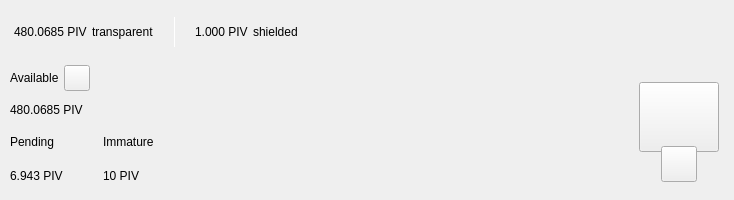
Old version of the form src/qt/omegacoin/forms/topbar.ui in the repository Cobra-Technologies-GmbH/OmegaCoin.
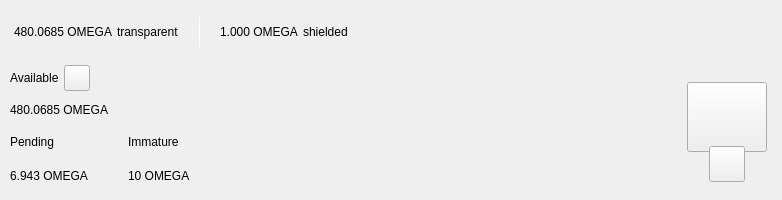
New version of the form. Custom widgets are drawn as their Qt base class.

What changed in the file:
```diff
--- a/src/qt/omegacoin/forms/topbar.ui
+++ b/src/qt/omegacoin/forms/topbar.ui
@@ -119,7 +119,7 @@
                <string notr="true">padding:0px;margin:0px;</string>
               </property>
               <property name="text">
-               <string notr="true">480.0685 PIV</string>
+               <string notr="true">480.0685 OMEGA</string>
               </property>
              </widget>
             </item>
@@ -195,7 +195,7 @@
                </size>
               </property>
               <property name="text">
-               <string notr="true">1.000 PIV</string>
+               <string notr="true">1.000 OMEGA</string>
               </property>
              </widget>
             </item>
@@ -474,7 +474,7 @@
              <item>
               <widget class="QLabel" name="labelAmountPiv">
                <property name="text">
-                <string notr="true">480.0685 PIV</string>
+                <string notr="true">480.0685 OMEGA</string>
                </property>
               </widget>
              </item>
@@ -529,7 +529,7 @@
                  <item>
                   <widget class="QLabel" name="labelPendingPiv">
                    <property name="text">
-                    <string notr="true">6.943 PIV</string>
+                    <string notr="true">6.943 OMEGA</string>
                    </property>
                   </widget>
                  </item>
@@ -583,7 +583,7 @@
                  <item>
                   <widget class="QLabel" name="labelImmaturePiv">
                    <property name="text">
-                    <string notr="true">10 PIV</string>
+                    <string notr="true">10 OMEGA</string>
                    </property>
                   </widget>
                  </item>
```
Left out of the diff: 10 changed lines with no effect on the pictures.
